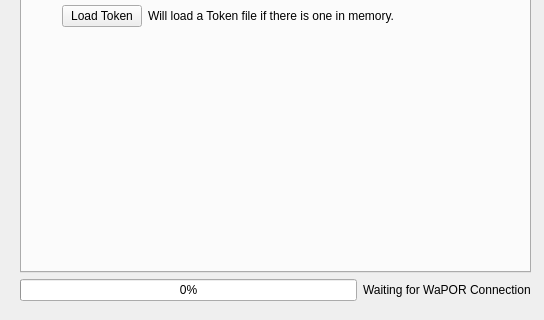
First picture: the form in wap_plugin_dialog_base.ui, repository WAGIS/wap_plugin, before the edit; both pictures show x 0 to 544 and y 380 to 700 of the 544 by 700 pixel window.
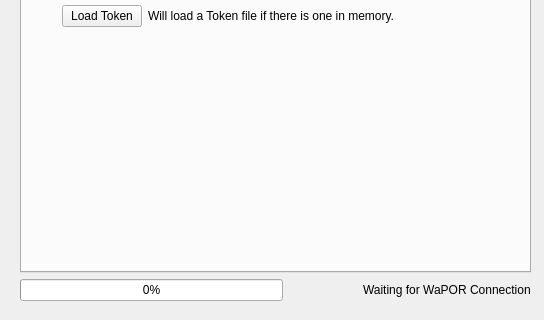
Second picture: the form after the edit. Icons and pictures are not drawn. Custom widgets are drawn as their Qt base class.

Commit message: Implemented multithread and tested - Can request multiple downloads at the same time - Will report errors and completion on the progress bar - There is no safe way to stop it

The edit to the form file:
```diff
--- a/wap_plugin_dialog_base.ui
+++ b/wap_plugin_dialog_base.ui
@@ -1342,6 +1342,9 @@
     </item>
     <item>
      <layout class="QHBoxLayout" name="progressBarLayout">
+      <property name="spacing">
+       <number>80</number>
+      </property>
       <item>
        <widget class="QProgressBar" name="progressBar">
         <property name="value">
```
The commit also changes 2 other files.
